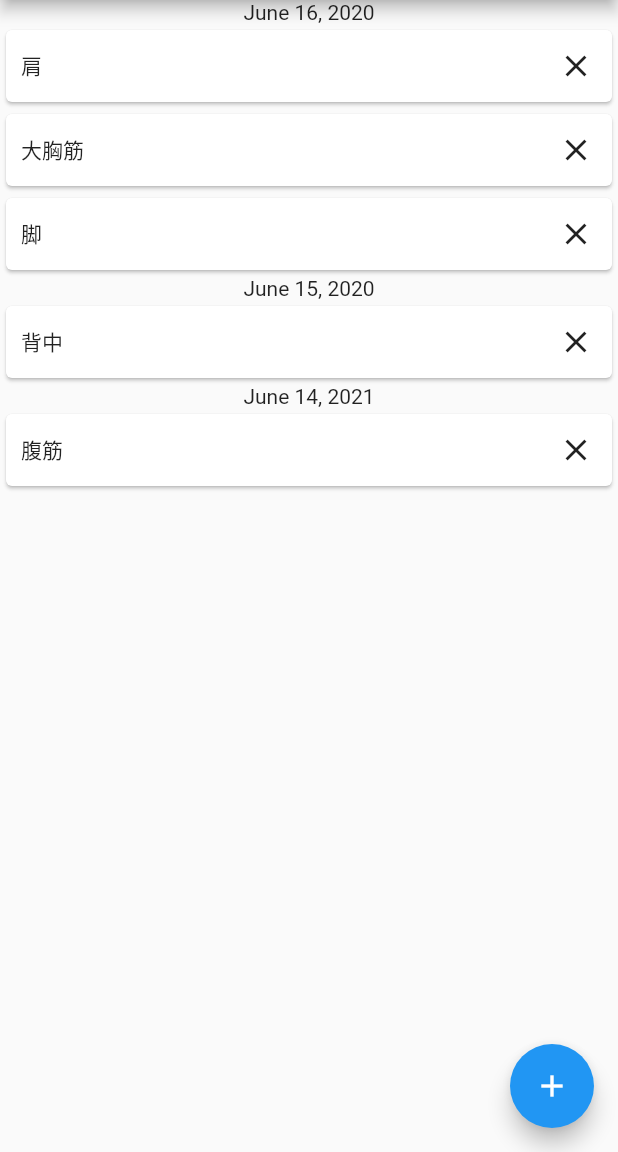
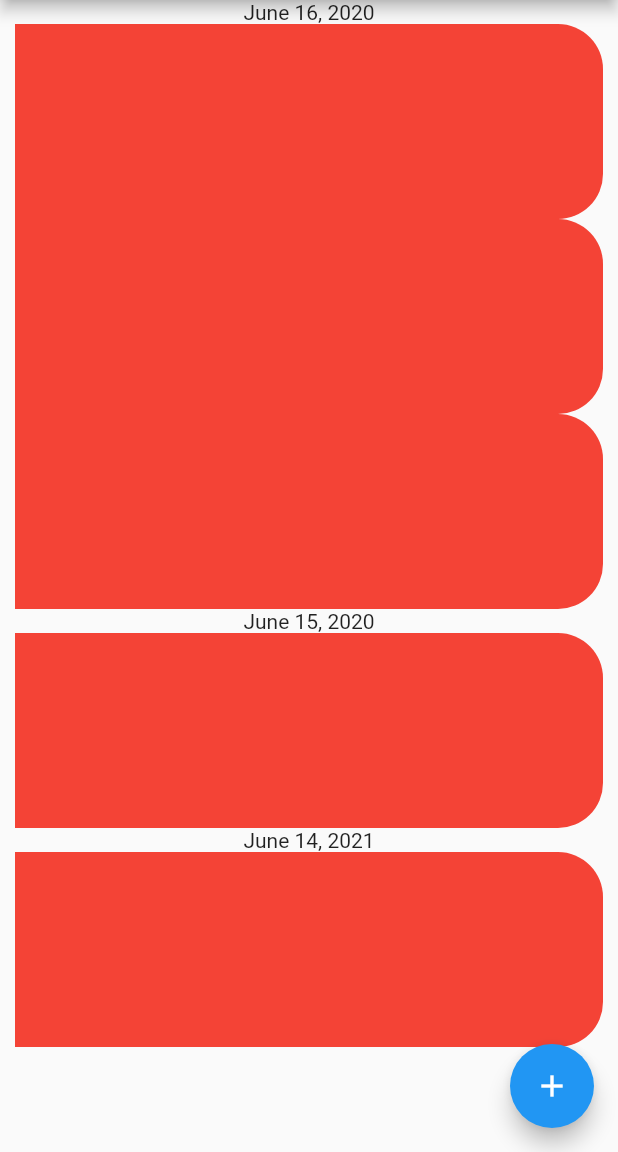
Before and after one commit to kohenro19/muscle_dairay_flutter_001, a Flutter app: the screen it shows after launch, on a phone screen of 412 x 824 dp, the part 84-1236 px from its top. Run offline on Flutter 3.47's test engine with Material 2 defaults, Android fonts, the light colour scheme and no system bars.

Commit message:
update the ui on 20230605

```diff
--- a/lib/Note.dart
+++ b/lib/Note.dart
@@ -2,19 +2,21 @@ class Note {
   DateTime date;
   String category;
   String exercise;
+  int weight;
 
   Note({
    required this.date,
    required this.category,
-   required this.exercise
-
+   required this.exercise,
+   required this.weight
   });
 
   Map<String, dynamic> toMap() {
     return {
       'date': date,
       'category': category,
-      'exercise': exercise
+      'exercise': exercise,
+      'weight': weight
     };
   }
 
--- a/lib/main.dart
+++ b/lib/main.dart
@@ -70,23 +70,35 @@ class _MyHomePageState extends State<MyHomePage> {
     List<Map> list = [
     {
       "time": "2020-06-16T10:31:12.000Z",
-      "category": "肩"
+      "category": "肩",
+      "exercise": "サイドレイズ",
+      // "weight": 12
     },
     {
       "time": "2020-06-16T10:29:35.000Z",
-      "category": "大胸筋"
+      "category": "大胸筋",
+      "exercise": "ベンチプレス",
+      // "weight": 90
+
     },
     {
       "time": "2020-06-16T10:29:35.000Z",
-      "category": "脚"
+      "category": "脚",
+      "exercise": "レッグエクステンション",
+      // "weight": 30
+
     },
     {
       "time": "2020-06-15T09:41:18.000Z",
-      "category": "背中"
+      "category": "背中",
+      "exercise": "ラットプルダウン",
+      // "weight": 45
     },
     {
       "time": "2021-06-14T09:40:58.000Z",
-      "category": "腹筋"
+      "category": "腹筋",
+      "exercise": "シットアップ",
+      // "weight": 10
     }
   ];
 
@@ -125,7 +137,10 @@ class _MyHomePageState extends State<MyHomePage> {
                   Notecard(title: list[index]['category'].toString())
                 ]);
               } else {
-                return Notecard(title: list[index]['category'].toString());
+                return Column(children: [ // Columnがないと横幅が広がる
+                  Notecard(title: list[index]['category'].toString())
+                ]);
+
               }
             }
         ),
--- a/lib/note_card.dart
+++ b/lib/note_card.dart
@@ -3,24 +3,12 @@ import 'package:intl/intl.dart';
 import 'note.dart';
 
 class Notecard extends StatefulWidget {
-
-  // final int? id;
   final String title;
-  // final int? weatherCode;
-  // final int? emotion;
-  // final DateTime createdDate; // String型だとエラーになる
-  // final Function insertFunction;
-  // final Function deleteFunction;
 
   const Notecard({
     // required this.id,
     required this.title,
-    // required this.weatherCode,
-    // required this.emotion,
-    // required this.createdDate,
-    // required this.insertFunction, // it will handle the changes in checkbox
-    // required this.deleteFunction, // it will handle the delete button function
-          Key? key }) : super(key: key);
+     Key? key }) : super(key: key);
 
   @override
   State<Notecard> createState() => _NotecardState();
@@ -30,64 +18,18 @@ class _NotecardState extends State<Notecard> {
   @override
   Widget build(BuildContext context) {
 
-    // var anotherNote = Note(
-    //   id: widget.id,
-    //   title: widget.title,
-    //   weatherCode: widget.weatherCode,
-    //   emotion: widget.emotion,
-    //   createdDate: widget.createdDate
-    // );
+    return Container(
+          height: 130,
+          width: MediaQuery.of(context).size.width-20,
+          decoration: BoxDecoration(
+            color: Colors.red,
+            borderRadius: BorderRadius.only(
+              topRight: Radius.circular(30),
+              bottomRight: Radius.circular(30)
+            )
+          ),
+        );
 
-    var card = Card(
-      child: GestureDetector(
-        child: Row(
-          children: [
-            // getEmotionIcon(widget.emotion),
-            SizedBox(width: 10),
-            Expanded(
-              child: Column(
-                crossAxisAlignment: CrossAxisAlignment.start,
-                children: [
-                  Text(widget.title)
-                ],
-              ),
-            ),
-            Expanded(
-              child: Column(
-                crossAxisAlignment: CrossAxisAlignment.start,
-                children: [
-                  // Text(DateFormat('dd MMM yyyy').format(widget.createdDate))
-                ],
-              ),
-            ),
-            SizedBox(width: 10),
-            IconButton(
-              onPressed: () {
-                // add delete method
-                // widget.deleteFunction(anotherNote);
-              },
-              icon: const Icon(Icons.close),
-            ),
-
-          ]
-
-          ,
-        ),
-      ),
-    );
-    return card;
   }
 
-	// Returns the priority icon
-	Icon getEmotionIcon(int? priority) {
-		switch (priority) {
-			case 0:
-				return Icon(Icons.favorite, color: Colors.pink.shade100,);
-			case 1:
-				return Icon(Icons.sick, color: Colors.grey.shade600,);
-			default:
-				return Icon(Icons.favorite);
-		}
-	}
-
 }
```
